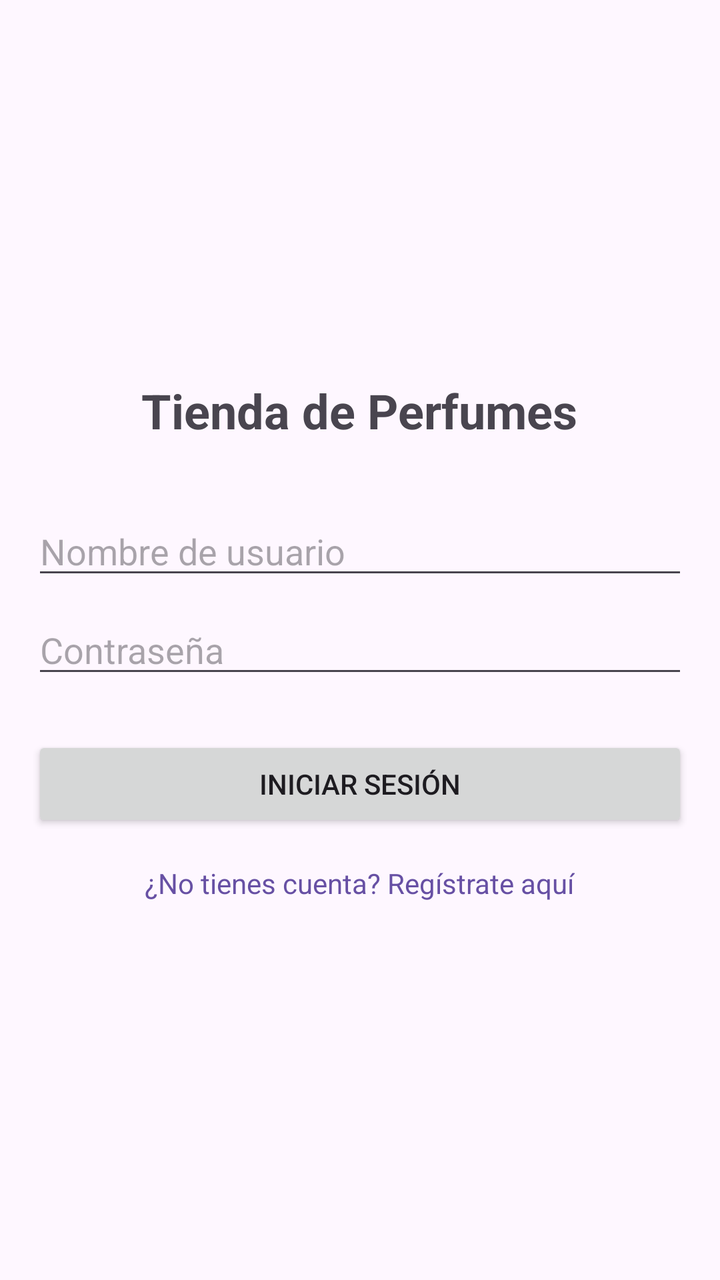
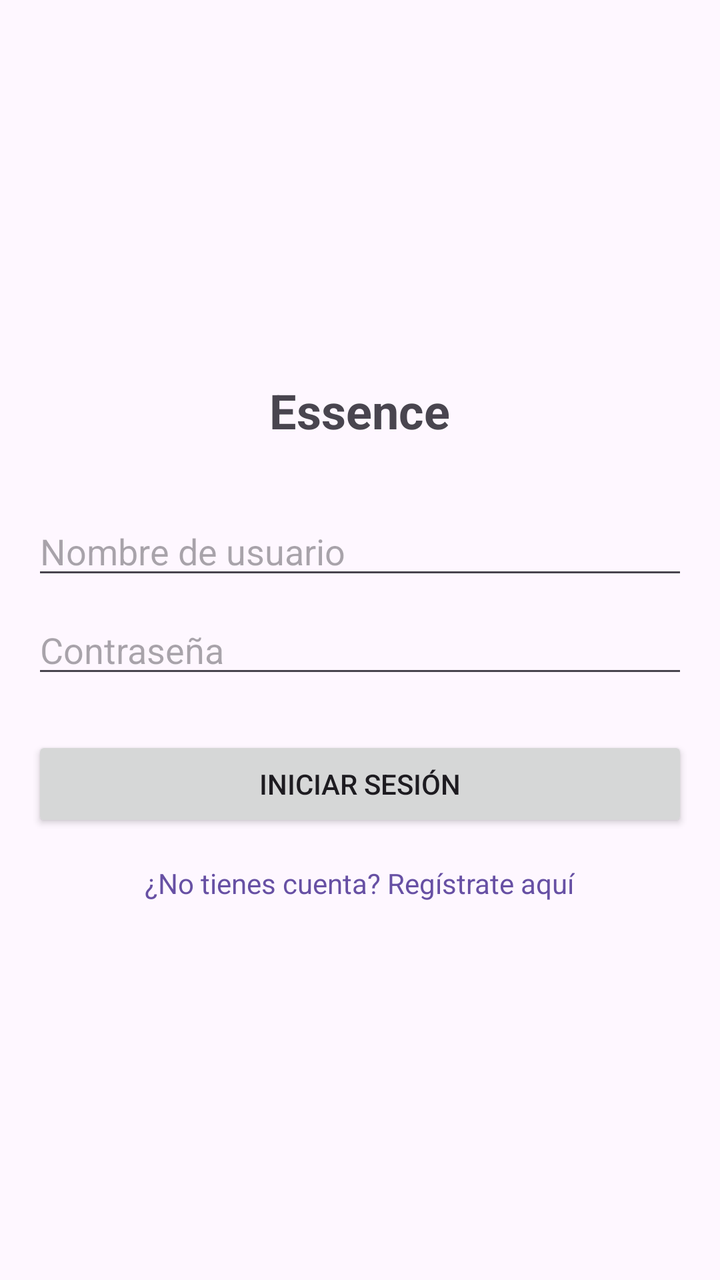

Two renders of the same Android screen: before a commit and after it. Below are the layout's source before the change and the commit's diff.
<!-- AndroidManifest.xml: application theme Theme.Proyectofinal -->
<!-- res/layout/activity_login.xml -->
<?xml version="1.0" encoding="utf-8"?>
<LinearLayout xmlns:android="http://schemas.android.com/apk/res/android"
    android:layout_width="match_parent"
    android:layout_height="match_parent"
    android:orientation="vertical"
    android:padding="16dp"
    android:gravity="center">

    <TextView
        android:layout_width="wrap_content"
        android:layout_height="wrap_content"
        android:text="Tienda de Perfumes"
        android:textSize="24sp"
        android:textStyle="bold"
        android:layout_marginBottom="32dp"/>

    <EditText
        android:id="@+id/etUsername"
        android:layout_width="match_parent"
        android:layout_height="wrap_content"
        android:hint="Nombre de usuario"
        android:inputType="text"/>

    <EditText
        android:id="@+id/etPassword"
        android:layout_width="match_parent"
        android:layout_height="wrap_content"
        android:hint="Contraseña"
        android:inputType="textPassword"
        android:layout_marginTop="8dp"/>

    <Button
        android:id="@+id/btnLogin"
        android:layout_width="match_parent"
        android:layout_height="wrap_content"
        android:text="Iniciar Sesión"
        android:layout_marginTop="24dp"/>

    <TextView
        android:id="@+id/tvGoToRegister"
        android:layout_width="wrap_content"
        android:layout_height="wrap_content"
        android:text="¿No tienes cuenta? Regístrate aquí"
        android:textColor="?attr/colorPrimary"
        android:layout_marginTop="16dp"
        android:clickable="true"
        android:focusable="true"/>

</LinearLayout>
<!-- resources referenced by this layout -->
<resources>
  <style name="Theme.Proyectofinal" parent="Base.Theme.Proyectofinal" />
  <style name="Base.Theme.Proyectofinal" parent="Theme.Material3.DayNight.NoActionBar">
          
          
      </style>
</resources>

<!-- the commit's change to res/layout/activity_login.xml (unified diff, before → after) -->
@@ -9,7 +9,7 @@
     <TextView
         android:layout_width="wrap_content"
         android:layout_height="wrap_content"
-        android:text="Tienda de Perfumes"
+        android:text="Essence"
         android:textSize="24sp"
         android:textStyle="bold"
         android:layout_marginBottom="32dp"/>
